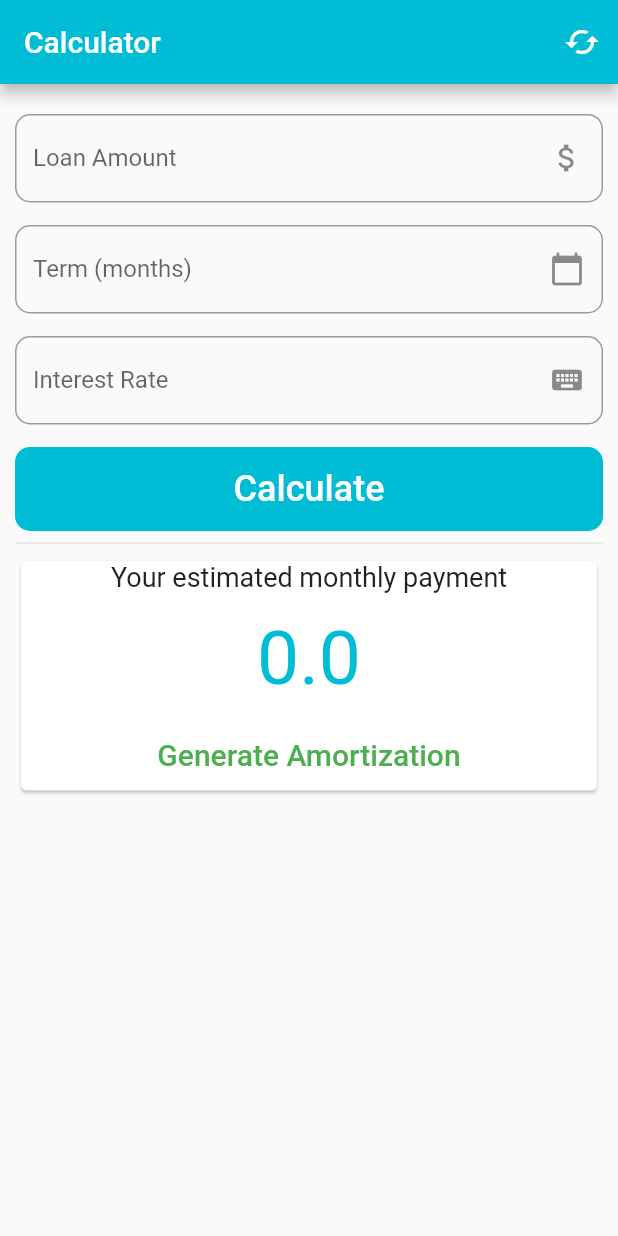
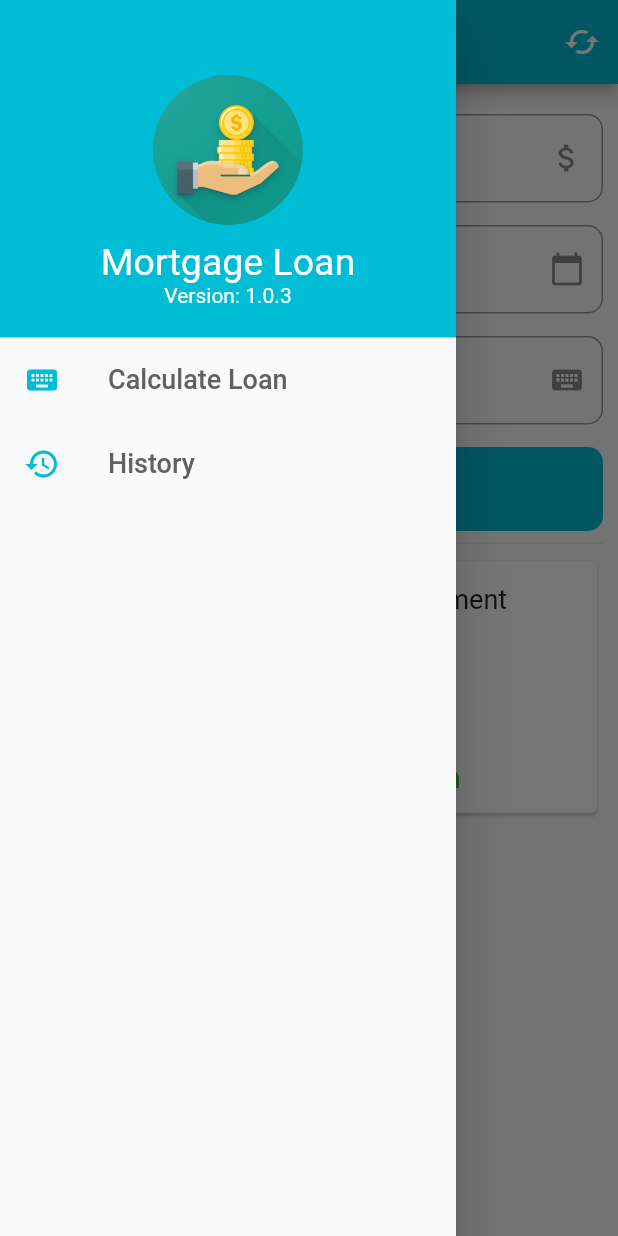
Before and after one commit to yefryprz/MortgageLoan, a Flutter app: the screen it shows after launch, with the side drawer open (before the commit the screen has no drawer), on a phone screen of 412 x 824 dp. Run offline on Flutter 3.47's test engine with Material 2 defaults, Android fonts, the phone set to English and light mode, and no system bars; our stand-ins replace hive, hive_flutter; accounts and stored records are empty.

Commit message:
implement hive database for store all history of loan calculate, add sidebar menu for navigation and improvement of performance.

```diff
--- a/lib/main.dart
+++ b/lib/main.dart
@@ -1,12 +1,32 @@
 import 'package:flutter/material.dart';
+import 'package:hive/hive.dart';
+import 'package:hive_flutter/hive_flutter.dart';
 import 'package:mortgageloan/src/router/routes.dart';
 
-void main() => runApp(MyApp());
+void main() async {
+  await Hive.initFlutter();
+  await Hive.openBox("loan");
+  runApp(MyApp());
+}
 
 class MyApp extends StatelessWidget {
   @override
   Widget build(BuildContext context) {
     return MaterialApp(
+      theme: ThemeData(
+        primaryColor: Colors.cyan,
+        appBarTheme: AppBarTheme(
+          actionsIconTheme: IconThemeData(
+            color: Colors.white
+          ),
+          iconTheme: IconThemeData(
+            color: Colors.white
+          ),
+        ),
+        primaryTextTheme: TextTheme(
+          headline6: TextStyle(color: Colors.white)
+        )
+      ),
       debugShowCheckedModeBanner: false,
       title: 'Mortgage Loan',
       routes: routes(),
--- /dev/null
+++ b/lib/src/database/load.data.dart
@@ -0,0 +1,35 @@
+import 'package:hive/hive.dart';
+import 'package:mortgageloan/src/models/Loan.model.dart';
+
+class LoanData {
+
+  void insertRecord(Loan loan) async {
+    final db = await Hive.openBox("loan");
+    loan.id = db.length + 1;
+    db.put(loan.id,loan.toMap());
+  }
+
+  Future<List<dynamic>> selectRecords() async {
+    final db = await Hive.openBox("loan");
+    final records = db.values.toList();
+    return List.generate(records.length, (index) {
+      return Loan(
+        id: records[index]["id"],
+        amount: records[index]["amount"],
+        payment: records[index]["payment"],
+        rate : records[index]["rate"],
+        term: records[index]["term"]
+      );
+    });
+  }
+
+  void deleteRecord(int id) async {
+    final db = await Hive.openBox("loan");
+    db.delete(id);
+  }
+
+  void deleteAllRecord() async {
+    final db = await Hive.openBox("loan");
+    await db.clear();
+  }
+}
--- /dev/null
+++ b/lib/src/models/Loan.model.dart
@@ -0,0 +1,20 @@
+class Loan {
+
+  int id;
+  double amount;
+  double payment;
+  double rate;
+  int term;
+
+  Loan({this.id, this.amount, this.payment, this.rate, this.term});
+
+  Map<String, dynamic> toMap() {
+    return {
+      "id": id,
+      "amount": amount,
+      "payment": payment,
+      "rate": rate,
+      "term": term
+    };
+  }
+}
--- a/lib/src/models/LoanData.dart
+++ /dev/null
@@ -1,9 +0,0 @@
-class LoanData {
-
-  final double amount;
-  final double payment;
-  final double rate;
-  final int term;
-
-  LoanData(this.amount, this.payment, this.rate, this.term);
-}
--- a/lib/src/router/routes.dart
+++ b/lib/src/router/routes.dart
@@ -1,10 +1,12 @@
 import 'package:flutter/material.dart';
 import 'package:mortgageloan/src/screens/amortization_page.dart';
+import 'package:mortgageloan/src/screens/history_page.dart';
 import 'package:mortgageloan/src/screens/home_page.dart';
 
 Map<String, WidgetBuilder> routes(){
   return <String, WidgetBuilder>{
     "/" : (BuildContext contet) => HomePage(),
-    "amortization": (BuildContext context) => AmortizationPage()
+    "amortization": (BuildContext context) => AmortizationPage(),
+    "history": (BuildContext context) => HistoryPage()
   };
 }
--- a/lib/src/screens/amortization_page.dart
+++ b/lib/src/screens/amortization_page.dart
@@ -1,5 +1,5 @@
 import 'package:flutter/material.dart';
-import 'package:mortgageloan/src/models/LoanData.dart';
+import 'package:mortgageloan/src/models/Loan.model.dart';
 import 'package:mortgageloan/src/widgets/datetable_widget.dart';
 
 class AmortizationPage extends StatefulWidget {
@@ -11,16 +11,13 @@ class AmortizationPage extends StatefulWidget {
 }
 
 class _AmortizationPageState extends State<AmortizationPage> {
-
-
   @override
   Widget build(BuildContext context) {
 
-    final LoanData args = ModalRoute.of(context).settings.arguments;
+    final Loan args = ModalRoute.of(context).settings.arguments;
 
     return Scaffold(
      appBar: AppBar(
-        backgroundColor: Colors.cyan,
         title: Text("Amortization Table")
       ),
       body: ListView(
--- a/lib/src/screens/home_page.dart
+++ b/lib/src/screens/home_page.dart
@@ -2,8 +2,10 @@ import 'dart:math';
 import 'dart:core';
 
 import 'package:flutter/material.dart';
-import 'package:mortgageloan/src/models/LoanData.dart';
+import 'package:mortgageloan/src/database/load.data.dart';
+import 'package:mortgageloan/src/models/Loan.model.dart';
 import 'package:mortgageloan/src/widgets/card_widger.dart';
+import 'package:mortgageloan/src/widgets/drawler_widget.dart';
 import 'package:mortgageloan/src/widgets/input_widget.dart';
 
 class HomePage extends StatefulWidget {
@@ -15,15 +17,15 @@ class HomePage extends StatefulWidget {
 class _HomePageState extends State<HomePage> {
 
   double _payment = 0;
-  final amountInput = new TextEditingController();
-  final termInput = new TextEditingController();
-  final rateInput = new TextEditingController();
+  final amountInput = TextEditingController();
+  final termInput = TextEditingController();
+  final rateInput = TextEditingController();
+  final loanRepo = LoanData();
 
   @override
   Widget build(BuildContext context) {
     return Scaffold(
       appBar: AppBar(
-        backgroundColor: Colors.cyan,
         title: Text("Calculator"),
         actions: [
           IconButton(
@@ -34,8 +36,9 @@ class _HomePageState extends State<HomePage> {
           )
         ],
       ),
+      drawer: CustomDrawler(),
       body: Container(
-        padding: EdgeInsets.symmetric(vertical: 20.0, horizontal: 10.0),
+        margin: EdgeInsets.symmetric(vertical: 20.0, horizontal: 10.0),
         child: ListView(
           children: [
             CustomInput(
@@ -71,10 +74,12 @@ class _HomePageState extends State<HomePage> {
                   fontSize: 24.0
                 )),
                 color: Colors.cyan,
-                onPressed: (){
+                onPressed: () async {
+                  if (await validField()) {
                     setState(() {
                         calc(double.parse(amountInput.text), int.parse(termInput.text), double.parse(rateInput.text));
                     });
+                  }
                 }
               ),
             ),
@@ -86,35 +91,54 @@ class _HomePageState extends State<HomePage> {
     );
   }
 
-  void goToAmortization(){
-    Navigator.pushNamed(context, "amortization", arguments: LoanData(double.parse(amountInput.text), _payment, double.parse(rateInput.text), int.parse(termInput.text)));
+  void goToAmortization() async {
+    if (await validField()) {
+      Navigator.pushNamed(context, "amortization", arguments:
+      Loan(
+        amount: double.parse(amountInput.text),
+        payment:_payment,
+        rate: double.parse(rateInput.text),
+        term: int.parse(termInput.text)
+      ));
+    }
   }
 
-  void calc(double amount, int term, double rate) async {
+  void calc(double amount, int term, double rate) {
+    var interest = rate / 100 / 12;
+    var result = (1 - pow(1 + interest, term * -1)) / interest;
+    this._payment = double.parse((amount / result).toStringAsFixed(2));
 
-    if (amount == 0 || term == 0 || rate == 0) {
+    loanRepo.insertRecord(Loan(
+      amount: double.parse(amountInput.text),
+      payment:_payment,
+      rate: double.parse(rateInput.text),
+      term: int.parse(termInput.text)
+    ));
+  }
+
+  Future<bool> validField({String message, bool showMessage = true}) async {
+    if (amountInput.text.isEmpty || termInput.text.isEmpty || rateInput.text.isEmpty) {
+      if (showMessage) {
         await showDialog(
           barrierDismissible: false,
           context: context,
           builder: (context) {
             return AlertDialog(
               title: Text("Warning"),
-            content: Text("All fields are required"),
+              content: Text(message == null ? "All fields are required" : message),
               actions: [
                 FlatButton(onPressed:() => Navigator.pop(context), child: Text("Ok")),
               ],
             );
           }
         );
-      return;
+      }
+      return false;
+    }
+    else return true;
   }
 
-    var interest = rate / 100 / 12;
-    var result = (1 - pow(1 + interest, term * -1)) / interest;
-    this._payment = double.parse((amount / result).toStringAsFixed(2));
-  }
-
-  void cleanFields(BuildContext context) {
+  void cleanFields(BuildContext context) async {
     showDialog(
       barrierDismissible: false,
       context: context,
@@ -146,4 +170,5 @@ class _HomePageState extends State<HomePage> {
       }
     );
   }
+
 }
--- a/lib/src/widgets/card_widger.dart
+++ b/lib/src/widgets/card_widger.dart
@@ -16,11 +16,11 @@ class _CustomCardState extends State<CustomCard> {
     return Card(
       child: Column(
         children: <Widget>[
-          Row(
-            mainAxisAlignment: MainAxisAlignment.center,
-            children: [
-              Text("Your estimated monthly payment", style: TextStyle(fontSize: 18.0))
-            ],
+          Center(
+            child: Container(
+              padding: EdgeInsets.only(top: 15),
+              child: Text("Your estimated monthly payment", style: TextStyle(fontSize: 18.0)),
+            )
           ),
           SizedBox(height: 15.0),
           Text(
--- /dev/null
+++ b/lib/src/widgets/drawler_widget.dart
@@ -0,0 +1,72 @@
+import 'package:flutter/material.dart';
+
+class CustomDrawler extends StatelessWidget {
+
+  @override
+  Widget build(BuildContext context) {
+    return Drawer(
+      child: Column(
+        children: [
+          Container(
+            width: double.infinity,
+            padding: EdgeInsets.all(20),
+            color: Theme.of(context).primaryColor,
+            child: Center(
+              child: Column(
+                children: [
+                  Container(
+                    width: 100,
+                    height: 100,
+                    margin: EdgeInsets.only(top: 30, bottom: 10),
+                    decoration: BoxDecoration(
+                      shape: BoxShape.circle,
+                      image: DecorationImage(
+                        image: AssetImage("assets/logo.png"),
+                        fit: BoxFit.fill
+                      )
+                    ),
+                  ),
+                  Text(
+                    "Mortgage Loan",
+                    style: TextStyle(
+                      fontSize: 25,
+                      color: Colors.white
+                    )
+                  ),
+                  Text(
+                    "Version: 1.0.3",
+                    style: TextStyle(
+                      color: Colors.white
+                    )
+                  )
+                ],
+              ),
+            ),
+          ),
+          ListTile(
+            onTap: () => Navigator.popAndPushNamed(context, "/"),
+            leading: Icon(Icons.keyboard, color: Theme.of(context).primaryColor),
+            title: Text(
+              "Calculate Loan",
+              style: TextStyle(
+                color: Colors.grey[700],
+                fontSize: 18
+              ),
+            ),
+          ),
+          ListTile(
+            onTap: () => Navigator.popAndPushNamed(context, "history"),
+            leading: Icon(Icons.history, color: Theme.of(context).primaryColor),
+            title: Text(
+              "History",
+              style: TextStyle(
+                color: Colors.grey[700],
+                fontSize: 18
+              ),
+            ),
+          )
+        ],
+      ),
+    );
+  }
+}
--- a/lib/src/widgets/input_widget.dart
+++ b/lib/src/widgets/input_widget.dart
@@ -1,6 +1,6 @@
 import 'package:flutter/material.dart';
 
-class CustomInput extends StatefulWidget {
+class CustomInput extends StatelessWidget {
 
   final String label;
   final Icon suffixIcon;
@@ -10,23 +10,17 @@ class CustomInput extends StatefulWidget {
   CustomInput({Key key, this.label, this.suffixIcon, this.inputType, this.inputControl });
 
   @override
-  _CustomInputState createState() => _CustomInputState();
-}
-
-class _CustomInputState extends State<CustomInput> {
-
-  @override
   Widget build(BuildContext context) {
     return TextField(
-      keyboardType: widget.inputType,
-      controller: widget.inputControl,
+      keyboardType: inputType,
+      controller: inputControl,
       decoration: InputDecoration(
         border: OutlineInputBorder(
           borderRadius: BorderRadius.circular(10.0)
         ),
-        labelText: widget.label,
-        hintText: widget.label,
-        suffixIcon: widget.suffixIcon
+        labelText: label,
+        hintText: label,
+        suffixIcon: suffixIcon
       )
     );
   }
```
Also changed, not shown: lib/src/screens/history_page.dart (added, +73 -0 lines), lib/src/widgets/datetable_widget.dart (+2 -10 lines), lib/src/widgets/historycard_widget.dart (added, +88 -0 lines), pubspec.yaml (+5 -4 lines), assets/logo.png (added), pubspec.lock. Lines whose indentation alone changed are shown as unchanged.
